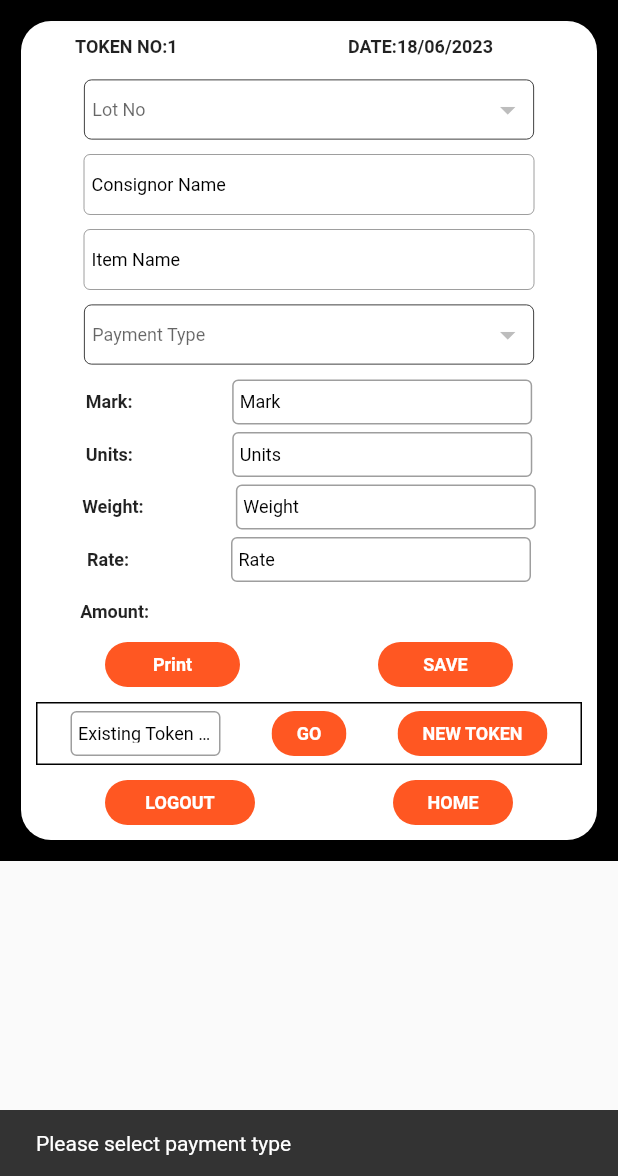
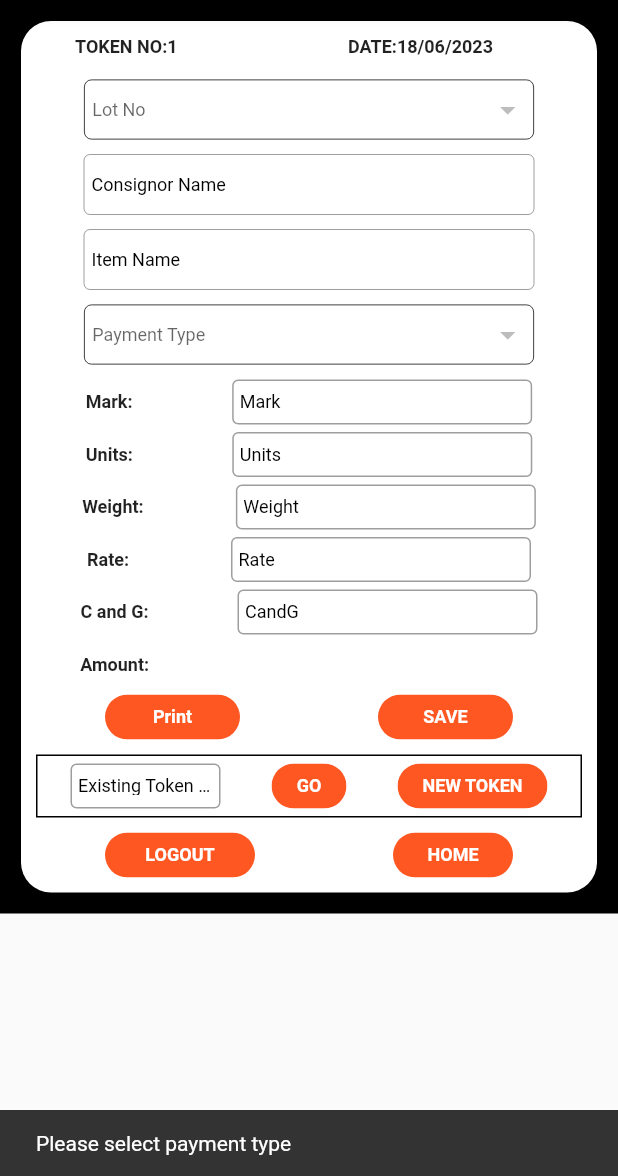
Before and after one commit to mukesh1811/ngx, a Flutter app: the Token screen opened directly, after a tap on "Print", on a phone screen of 412 x 824 dp, the part 60-1236 px from its top. Run offline on Flutter 3.47's test engine with Material 2 defaults, Android fonts, the phone set to English and light mode, and no system bars; our stand-ins replace csv, file_picker, permission_handler, sqflite; accounts and stored records are empty.

Commit message:
c and g implemented

```diff
--- a/lib/screens/DB_Helper.dart
+++ b/lib/screens/DB_Helper.dart
@@ -30,6 +30,7 @@ class DB_Helper {
         units INTEGER,
         weight INTEGER,
         rate INTEGER,
+        c_and_g INTEGER,
         amount INTEGER
      )
       """);
@@ -59,7 +60,8 @@ class DB_Helper {
       """);
   }
 
-  static Future<int> createRetail(Map<String, dynamic> data) async {
+  static Future<int> createRetail(Map<String, dynamic> data) async
+  {
     final db = await DB_Helper.db();
 
     final id = await db.insert('retail', data,
--- a/lib/screens/token.dart
+++ b/lib/screens/token.dart
@@ -32,6 +32,7 @@ class _TokenState extends State<Token> {
   final TextEditingController _units = TextEditingController();
   final TextEditingController _wt = TextEditingController();
   final TextEditingController _rate = TextEditingController();
+  final TextEditingController _c_and_g = TextEditingController();
   final TextEditingController _amt = TextEditingController();
   final TextEditingController _existing_tokenNo = TextEditingController();
 
@@ -355,7 +356,13 @@ class _TokenState extends State<Token> {
                                             _rate.text != "") {
                                           rt = int.parse(_rate.text);
                                         }
-                                        _amt.text = (rt * units).toString();
+                                        int cANDg = 0;
+                                        if (_c_and_g.text.isNotEmpty &&
+                                            _c_and_g.text != "") {
+                                          cANDg = int.parse(_rate.text);
+                                        }
+                                        _amt.text = ((rt * units) + cANDg).toString();
+
                                       });
                                     }
                                   },
@@ -408,7 +415,13 @@ class _TokenState extends State<Token> {
                                           _rate.text != "") {
                                         rt = int.parse(_rate.text);
                                       }
-                                      _amt.text = (rt * wt).toString();
+
+                                      int cANDg = 0;
+                                      if (_c_and_g.text.isNotEmpty &&
+                                          _c_and_g.text != "") {
+                                        cANDg = int.parse(_rate.text);
+                                      }
+                                      _amt.text = ((rt * wt) + cANDg).toString();
                                     });
                                   },
                                   obscureText: false,
@@ -453,6 +466,11 @@ class _TokenState extends State<Token> {
                                       rt = int.parse(txt);
                                     }
 
+                                    int cANDg = 0;
+                                    if (_c_and_g.text != "" || _c_and_g.text.isNotEmpty) {
+                                      cANDg = int.parse(_c_and_g.text);
+                                    }
+
                                     int multiplier = 0;
 
                                     if (_wt.text.isNotEmpty) {
@@ -462,11 +480,68 @@ class _TokenState extends State<Token> {
                                     }
 
                                     setState(() {
-                                      _amt.text = (rt * multiplier).toString();
+                                      _amt.text = ((rt * multiplier) + cANDg).toString();
                                     });
                                   },
                                   decoration: InputDecoration(
                                     labelText: 'Rate',
+                                    labelStyle: TextStyle(
+                                        color: Colors.black, fontSize: 12),
+                                    contentPadding: EdgeInsets.all(5),
+                                    border: OutlineInputBorder(),
+                                  ),
+                                  style: TextStyle(color: Colors.black),
+                                  textInputAction: TextInputAction.next,
+                                  keyboardType: TextInputType.number,
+                                  inputFormatters: <TextInputFormatter>[
+                                    FilteringTextInputFormatter.digitsOnly
+                                  ]),
+                            ),
+                          ),
+                        ],
+                      ),
+                      SizedBox(
+                        height: 5,
+                      ),
+                      Row(
+                        mainAxisAlignment: MainAxisAlignment.spaceAround,
+                        children: [
+                          Text("C and G:",
+                              style: TextStyle(
+                                  fontSize: 12, fontWeight: FontWeight.bold)),
+                          Container(
+                            width: 200,
+                            child: SizedBox(
+                              width: 100,
+                              height: 30,
+                              child: TextField(
+                                  controller: _c_and_g,
+                                  obscureText: false,
+                                  onChanged: (txt) {
+                                    int cANDg = 0;
+                                    if (txt != "" || txt.isNotEmpty) {
+                                      cANDg = int.parse(txt);
+                                    }
+
+                                    int rt = 0;
+                                    if (_rate.text != "" || _rate.text.isNotEmpty) {
+                                      rt = int.parse(_rate.text);
+                                    }
+
+                                    int multiplier = 0;
+
+                                    if (_wt.text.isNotEmpty) {
+                                      multiplier = int.parse(_wt.text);
+                                    } else if (_units.text.isNotEmpty) {
+                                      multiplier = int.parse(_units.text);
+                                    }
+
+                                    setState(() {
+                                      _amt.text = ((rt * multiplier) + cANDg).toString();
+                                    });
+                                  },
+                                  decoration: InputDecoration(
+                                    labelText: 'CandG',
                                     labelStyle: TextStyle(
                                         color: Colors.black, fontSize: 12),
                                     contentPadding: EdgeInsets.all(5),
@@ -512,6 +587,8 @@ class _TokenState extends State<Token> {
                               ),
                             ),
                           ),
+
+
                         ],
                       ),
                       SizedBox(
@@ -788,14 +865,21 @@ class _TokenState extends State<Token> {
       return const SnackBar(content: Text("Please select Lot No"));
     }
 
-    if (_mark.text.trim() == "") {
-      return const SnackBar(content: Text("Please enter Mark"));
+    //mark is not mandatory
+    // if (_mark.text.trim() == "") {
+    //   return const SnackBar(content: Text("Please enter Mark"));
+    // }
+
+    //units is mandatory
+    if (_units.text.trim() == "") {
+      return const SnackBar(content: Text("Please enter Units"));
     }
 
-    if (_wt.text.trim() == "" && _units.text.trim() == "") {
-      return const SnackBar(
-          content: Text("Please enter either weight or unit"));
-    }
+    //weight is not mandatory
+    // if (_wt.text.trim() == "") {
+    //   return const SnackBar(
+    //       content: Text("Please enter weight"));
+    // }
 
     if (_rate.text.trim() == "") {
       return const SnackBar(content: Text("Please enter Rate"));
@@ -803,6 +887,7 @@ class _TokenState extends State<Token> {
 
     var units;
     var weight;
+    var c_and_g;
 
     if (_units.text != "") {
       units = int.parse(_units.text);
@@ -816,6 +901,12 @@ class _TokenState extends State<Token> {
       weight = "";
     }
 
+    if (_c_and_g.text != "") {
+      c_and_g = int.parse(_c_and_g.text);
+    } else {
+      c_and_g = "";
+    }
+
     final data = {
       'consignor_name': consignor.text,
       'item_name': item.text,
@@ -825,6 +916,7 @@ class _TokenState extends State<Token> {
       'units': units,
       'weight': weight,
       'rate': int.parse(_rate.text),
+      'c_and_g': c_and_g,
       'amount': int.parse(_amt.text)
     };
 
@@ -922,6 +1014,7 @@ class _TokenState extends State<Token> {
       _units.text = "";
       _wt.text = "";
       _rate.text = "";
+      _c_and_g.text = "";
       _amt.text = "";
       _existing_tokenNo.text = "";
 
```
Also changed, not shown: 1 other file.
